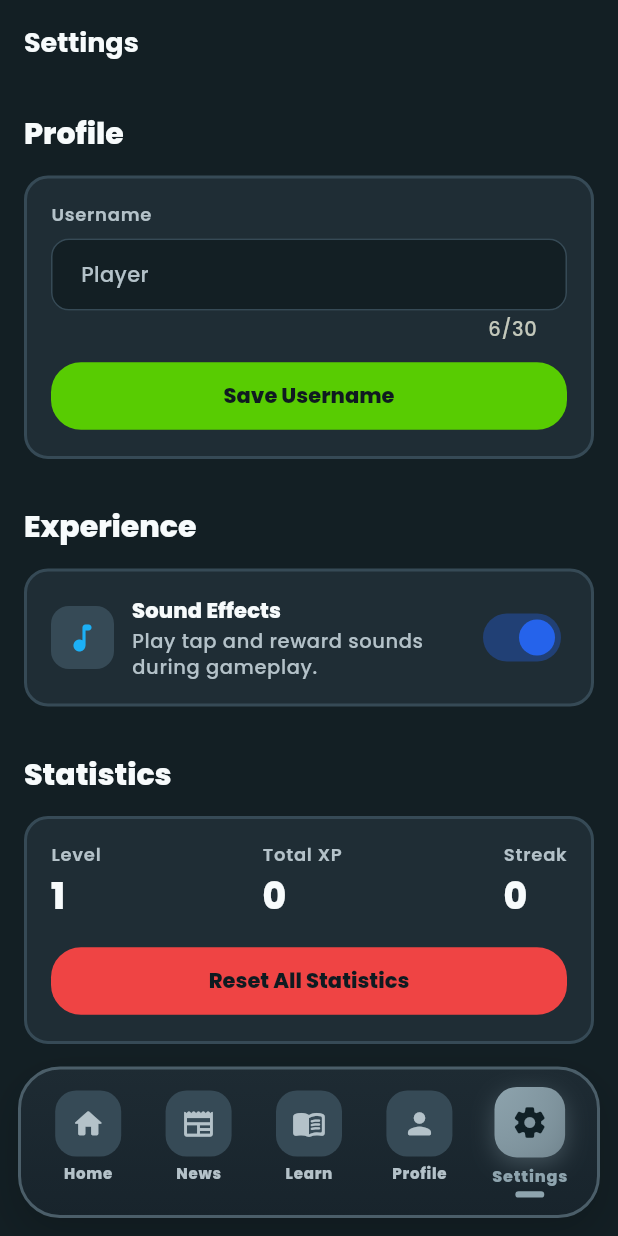
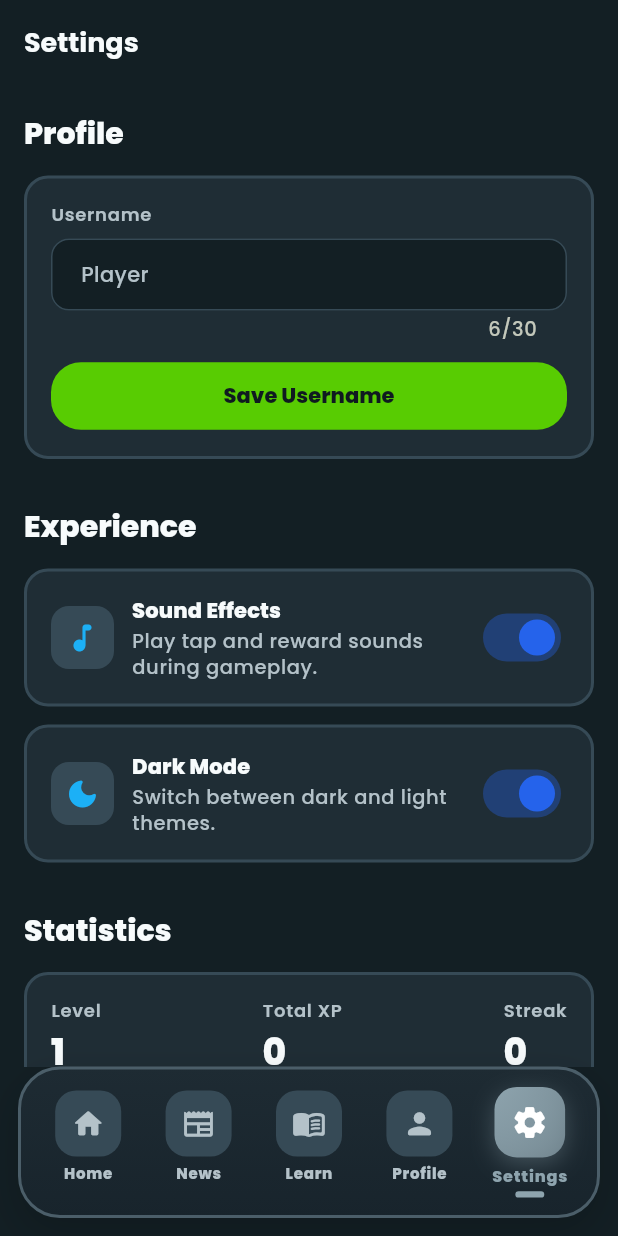
Before and after one commit to OfficialEseosa/Nuance, a Flutter app: the screen it shows after launch, item 4 of the bottom bar chosen, on a phone screen of 412 x 824 dp. Run offline on Flutter 3.47's test engine with Material 3 defaults, Android fonts, the phone set to English and light mode, and no system bars; our stand-ins replace audioplayers, google_fonts, shared_preferences, sqflite, sqflite_common_ffi_web; accounts and stored records are empty; network calls fail.

Commit message:
Add ThemeProvider for managing app theme settings
- Implemented ThemeProvider class to handle theme mode (light/dark) using ChangeNotifier.
- Integrated SharedPreferences for persistent theme storage.
- Added methods to initialize and set theme mode, ensuring UI updates on changes.

```diff
--- a/lib/app/nuance_app.dart
+++ b/lib/app/nuance_app.dart
@@ -1,18 +1,22 @@
 import 'package:flutter/material.dart';
 import 'package:nuance/app/nuance_shell.dart';
+import 'package:nuance/core/providers/theme_provider.dart';
 import 'package:nuance/core/theme/nuance_theme.dart';
+import 'package:provider/provider.dart';
 
 class NuanceApp extends StatelessWidget {
   const NuanceApp({super.key});
 
   @override
   Widget build(BuildContext context) {
+    final themeProvider = context.watch<ThemeProvider>();
+
     return MaterialApp(
       title: 'Nuance',
       debugShowCheckedModeBanner: false,
       theme: buildNuanceTheme(),
       darkTheme: buildNuanceDarkTheme(),
-      themeMode: ThemeMode.dark, // Default to dark mode
+      themeMode: themeProvider.themeMode,
       home: const NuanceShell(),
     );
   }
--- a/lib/app/nuance_shell.dart
+++ b/lib/app/nuance_shell.dart
@@ -301,7 +301,7 @@ class _DockItem extends StatelessWidget {
                 child: Icon(
                   tab.icon,
                   size: 23,
-                  color: active ? const Color(0xFF102026) : inactiveColor,
+                  color: active ? Colors.white : inactiveColor,
                 ),
               ),
               const SizedBox(height: 4),
--- /dev/null
+++ b/lib/core/providers/theme_provider.dart
@@ -0,0 +1,45 @@
+import 'package:flutter/material.dart';
+import 'package:shared_preferences/shared_preferences.dart';
+
+class ThemeProvider extends ChangeNotifier {
+  static const _themeModeKey = 'theme_mode';
+  static const _darkValue = 'dark';
+  static const _lightValue = 'light';
+
+  ThemeMode _themeMode = ThemeMode.dark;
+
+  ThemeMode get themeMode => _themeMode;
+  bool get isDarkMode => _themeMode == ThemeMode.dark;
+
+  Future<void> initialize() async {
+    try {
+      final prefs = await SharedPreferences.getInstance();
+      final stored = prefs.getString(_themeModeKey);
+      switch (stored) {
+        case _lightValue:
+          _themeMode = ThemeMode.light;
+          break;
+        case _darkValue:
+        default:
+          _themeMode = ThemeMode.dark;
+          break;
+      }
+    } catch (_) {
+      _themeMode = ThemeMode.dark;
+    }
+  }
+
+  Future<void> setThemeMode(ThemeMode mode) async {
+    if (_themeMode == mode) return;
+    _themeMode = mode;
+    notifyListeners();
+
+    try {
+      final prefs = await SharedPreferences.getInstance();
+      final value = mode == ThemeMode.light ? _lightValue : _darkValue;
+      await prefs.setString(_themeModeKey, value);
+    } catch (_) {
+      // Theme persistence should never block UI interactions.
+    }
+  }
+}
--- a/lib/features/profile/presentation/profile_screen.dart
+++ b/lib/features/profile/presentation/profile_screen.dart
@@ -43,7 +43,6 @@ class ProfileScreen extends StatelessWidget {
   @override
   Widget build(BuildContext context) {
     final theme = Theme.of(context);
-    final isDark = NuancePalette.isDark(context);
     final user = context.watch<UserProvider>().user;
     final progress = context.watch<GameProgressProvider>();
 
@@ -110,7 +109,7 @@ class ProfileScreen extends StatelessWidget {
                     child: Text(
                       'Level ${user.level}: $levelTitle',
                       style: theme.textTheme.labelLarge?.copyWith(
-                        color: isDark ? const Color(0xFF102026) : Colors.white,
+                        color: Colors.white,
                         fontWeight: FontWeight.w700,
                       ),
                     ),
--- a/lib/features/settings/presentation/settings_screen.dart
+++ b/lib/features/settings/presentation/settings_screen.dart
@@ -1,7 +1,9 @@
 import 'package:flutter/material.dart';
 import 'package:nuance/core/audio/sound_service.dart';
 import 'package:nuance/core/models/user_model.dart';
+import 'package:nuance/core/providers/theme_provider.dart';
 import 'package:nuance/core/theme/nuance_theme.dart';
+import 'package:provider/provider.dart';
 
 class SettingsScreen extends StatefulWidget {
   final UserModel user;
@@ -95,10 +97,23 @@ class _SettingsScreenState extends State<SettingsScreen> {
     );
   }
 
+  Future<void> _toggleThemeMode(bool useDarkMode) async {
+    final mode = useDarkMode ? ThemeMode.dark : ThemeMode.light;
+    await context.read<ThemeProvider>().setThemeMode(mode);
+    if (!mounted) return;
+    ScaffoldMessenger.of(context).showSnackBar(
+      SnackBar(
+        content: Text(useDarkMode ? 'Dark mode enabled' : 'Light mode enabled'),
+        duration: const Duration(milliseconds: 1400),
+      ),
+    );
+  }
+
   @override
   Widget build(BuildContext context) {
+    final themeProvider = context.watch<ThemeProvider>();
     final theme = Theme.of(context);
-    final isDarkMode = theme.brightness == Brightness.dark;
+    final isDarkMode = themeProvider.isDarkMode;
 
     return Scaffold(
       appBar: AppBar(
@@ -262,6 +277,69 @@ class _SettingsScreenState extends State<SettingsScreen> {
               ],
             ),
           ),
+          const SizedBox(height: 12),
+          Container(
+            padding: const EdgeInsets.all(16),
+            decoration: BoxDecoration(
+              color: isDarkMode ? NuancePalette.darkSurface : Colors.white,
+              borderRadius: BorderRadius.circular(16),
+              border: Border.all(
+                color: isDarkMode
+                    ? NuancePalette.darkSecondary
+                    : NuancePalette.border,
+                width: 2,
+              ),
+            ),
+            child: Row(
+              children: [
+                Container(
+                  width: 42,
+                  height: 42,
+                  decoration: BoxDecoration(
+                    color: isDarkMode
+                        ? NuancePalette.darkSecondary
+                        : const Color(0xFFF4F6FA),
+                    borderRadius: BorderRadius.circular(12),
+                  ),
+                  child: Icon(
+                    isDarkMode
+                        ? Icons.dark_mode_rounded
+                        : Icons.light_mode_rounded,
+                    color: isDarkMode
+                        ? NuancePalette.darkAccent
+                        : NuancePalette.warning,
+                  ),
+                ),
+                const SizedBox(width: 12),
+                Expanded(
+                  child: Column(
+                    crossAxisAlignment: CrossAxisAlignment.start,
+                    children: [
+                      Text(
+                        'Dark Mode',
+                        style: theme.textTheme.labelLarge?.copyWith(
+                          fontWeight: FontWeight.w800,
+                        ),
+                      ),
+                      const SizedBox(height: 2),
+                      Text(
+                        'Switch between dark and light themes.',
+                        style: theme.textTheme.bodySmall,
+                      ),
+                    ],
+                  ),
+                ),
+                Switch.adaptive(
+                  value: isDarkMode,
+                  onChanged: _toggleThemeMode,
+                  activeThumbColor: NuancePalette.primary,
+                  activeTrackColor: NuancePalette.primary.withValues(
+                    alpha: 0.35,
+                  ),
+                ),
+              ],
+            ),
+          ),
           const SizedBox(height: 32),
 
           // Statistics Section
--- a/lib/main.dart
+++ b/lib/main.dart
@@ -9,6 +9,7 @@ import 'package:nuance/core/data/database_service.dart';
 import 'package:nuance/core/data/news_service.dart';
 import 'package:nuance/core/providers/game_progress_provider.dart';
 import 'package:nuance/core/providers/news_provider.dart';
+import 'package:nuance/core/providers/theme_provider.dart';
 import 'package:nuance/core/data/user_repository.dart';
 import 'package:nuance/core/providers/user_provider.dart';
 
@@ -27,6 +28,9 @@ void main() async {
     // Trigger database initialization early
     await databaseService.database;
 
+    final themeProvider = ThemeProvider();
+    await themeProvider.initialize();
+
     final userRepository = UserRepository(databaseService);
     final newsService = NewsService();
 
@@ -35,6 +39,7 @@ void main() async {
         providers: [
           Provider(create: (_) => userRepository),
           Provider(create: (_) => newsService),
+          ChangeNotifierProvider<ThemeProvider>.value(value: themeProvider),
           ChangeNotifierProvider(create: (_) => UserProvider(userRepository)),
           ChangeNotifierProvider(create: (_) => NewsProvider(newsService)),
           ChangeNotifierProvider(create: (_) => GameProgressProvider()),
```
Also changed, not shown: 4 other files.
